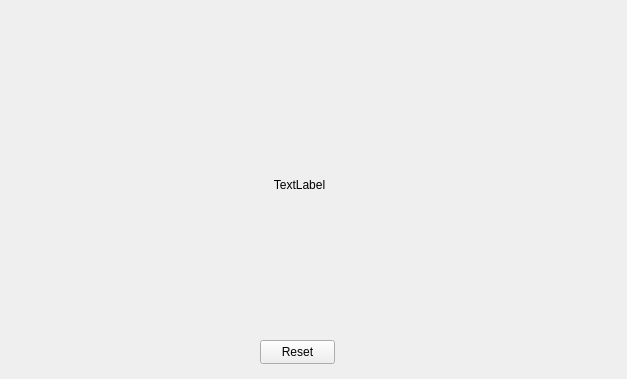
The window that ImageWizard/targetselector.ui (coltoncandy/Image-Generator-Wizard) describes before a commit, drawn with Qt 5.
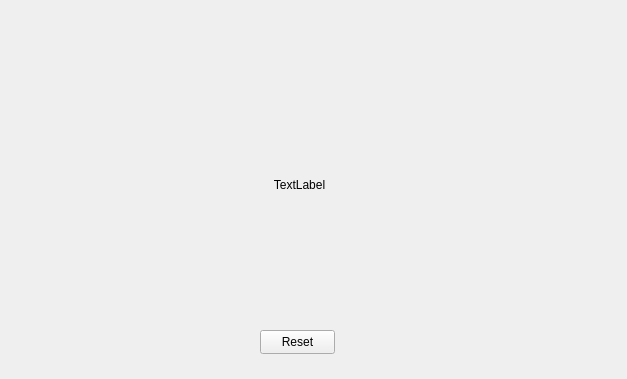
The same window after the commit.

Commit message: Added reset button, so user can redo their target selection.

What changed in the file:
```diff
--- a/ImageWizard/targetselector.ui
+++ b/ImageWizard/targetselector.ui
@@ -67,7 +67,7 @@
    <property name="geometry">
     <rect>
      <x>260</x>
-     <y>340</y>
+     <y>330</y>
      <width>75</width>
      <height>24</height>
     </rect>
```
The commit also changes 2 other files.
